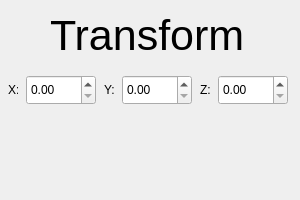
Old version of the form transformwidget.ui in the repository NotBjoggisAtAll/Tomato-Engine.
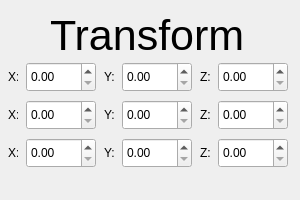
New version of the form.

Commit message: Added rotation and scale to widget

```diff
--- a/transformwidget.ui
+++ b/transformwidget.ui
@@ -13,150 +13,6 @@
   <property name="windowTitle">
    <string>Form</string>
   </property>
-  <widget class="QWidget" name="horizontalLayoutWidget">
-   <property name="geometry">
-    <rect>
-     <x>0</x>
-     <y>50</y>
-     <width>301</width>
-     <height>80</height>
-    </rect>
-   </property>
-   <layout class="QHBoxLayout" name="horizontalLayout">
-    <property name="spacing">
-     <number>0</number>
-    </property>
-    <property name="sizeConstraint">
-     <enum>QLayout::SetDefaultConstraint</enum>
-    </property>
-    <item>
-     <widget class="QLabel" name="xLabel">
-      <property name="sizePolicy">
-       <sizepolicy hsizetype="Minimum" vsizetype="Minimum">
-        <horstretch>0</horstretch>
-        <verstretch>0</verstretch>
-       </sizepolicy>
-      </property>
-      <property name="minimumSize">
-       <size>
-        <width>10</width>
-        <height>30</height>
-       </size>
-      </property>
-      <property name="maximumSize">
-       <size>
-        <width>10</width>
-        <height>30</height>
-       </size>
-      </property>
-      <property name="text">
-       <string>X:</string>
-      </property>
-     </widget>
-    </item>
-    <item>
-     <widget class="QDoubleSpinBox" name="xDoubleSpinBox">
-      <property name="maximumSize">
-       <size>
-        <width>70</width>
-        <height>30</height>
-       </size>
-      </property>
-      <property name="mouseTracking">
-       <bool>false</bool>
-      </property>
-      <property name="acceptDrops">
-       <bool>false</bool>
-      </property>
-      <property name="layoutDirection">
-       <enum>Qt::LeftToRight</enum>
-      </property>
-      <property name="autoFillBackground">
-       <bool>false</bool>
-      </property>
-      <property name="alignment">
-       <set>Qt::AlignLeading|Qt::AlignLeft|Qt::AlignVCenter</set>
-      </property>
-      <property name="buttonSymbols">
-       <enum>QAbstractSpinBox::UpDownArrows</enum>
-      </property>
-      <property name="accelerated">
-       <bool>false</bool>
-      </property>
-     </widget>
-    </item>
-    <item>
-     <widget class="QLabel" name="yLabel">
-      <property name="sizePolicy">
-       <sizepolicy hsizetype="Minimum" vsizetype="Minimum">
-        <horstretch>0</horstretch>
-        <verstretch>0</verstretch>
-       </sizepolicy>
-      </property>
-      <property name="minimumSize">
-       <size>
-        <width>4</width>
-        <height>10</height>
-       </size>
-      </property>
-      <property name="maximumSize">
-       <size>
-        <width>10</width>
-        <height>30</height>
-       </size>
-      </property>
-      <property name="text">
-       <string>Y:</string>
-      </property>
-     </widget>
-    </item>
-    <item>
-     <widget class="QDoubleSpinBox" name="yDoubleSpinBox">
-      <property name="maximumSize">
-       <size>
-        <width>70</width>
-        <height>30</height>
-       </size>
-      </property>
-     </widget>
-    </item>
-    <item>
-     <widget class="QLabel" name="zLabel">
-      <property name="sizePolicy">
-       <sizepolicy hsizetype="Minimum" vsizetype="Minimum">
-        <horstretch>0</horstretch>
-        <verstretch>0</verstretch>
-       </sizepolicy>
-      </property>
-      <property name="minimumSize">
-       <size>
-        <width>4</width>
-        <height>10</height>
-       </size>
-      </property>
-      <property name="maximumSize">
-       <size>
-        <width>10</width>
-        <height>30</height>
-       </size>
-      </property>
-      <property name="text">
-       <string>Z:</string>
-      </property>
-     </widget>
-    </item>
-    <item>
-     <widget class="QDoubleSpinBox" name="zDoubleSpinBox">
-      <property name="maximumSize">
-       <size>
-        <width>70</width>
-        <height>30</height>
-       </size>
-      </property>
-     </widget>
-    </item>
-   </layout>
-  </widget>
   <widget class="QLabel" name="label">
    <property name="geometry">
     <rect>
@@ -181,6 +37,426 @@
     <string>Transform</string>
    </property>
   </widget>
+  <widget class="QWidget" name="verticalLayoutWidget">
+   <property name="geometry">
+    <rect>
+     <x>0</x>
+     <y>60</y>
+     <width>301</width>
+     <height>110</height>
+    </rect>
+   </property>
+   <layout class="QVBoxLayout" name="verticalLayout">
+    <item>
+     <layout class="QHBoxLayout" name="PositionLayout">
+      <property name="spacing">
+       <number>0</number>
+      </property>
+      <property name="sizeConstraint">
+       <enum>QLayout::SetDefaultConstraint</enum>
+      </property>
+      <item>
+       <widget class="QLabel" name="xPosLabel">
+        <property name="sizePolicy">
+         <sizepolicy hsizetype="Minimum" vsizetype="Minimum">
+          <horstretch>0</horstretch>
+          <verstretch>0</verstretch>
+         </sizepolicy>
+        </property>
+        <property name="minimumSize">
+         <size>
+          <width>10</width>
+          <height>30</height>
+         </size>
+        </property>
+        <property name="maximumSize">
+         <size>
+          <width>10</width>
+          <height>30</height>
+         </size>
+        </property>
+        <property name="text">
+         <string>X:</string>
+        </property>
+       </widget>
+      </item>
+      <item>
+       <widget class="QDoubleSpinBox" name="xPosition">
+        <property name="maximumSize">
+         <size>
+          <width>70</width>
+          <height>30</height>
+         </size>
+        </property>
+        <property name="mouseTracking">
+         <bool>false</bool>
+        </property>
+        <property name="acceptDrops">
+         <bool>false</bool>
+        </property>
+        <property name="layoutDirection">
+         <enum>Qt::LeftToRight</enum>
+        </property>
+        <property name="autoFillBackground">
+         <bool>false</bool>
+        </property>
+        <property name="alignment">
+         <set>Qt::AlignLeading|Qt::AlignLeft|Qt::AlignVCenter</set>
+        </property>
+        <property name="buttonSymbols">
+         <enum>QAbstractSpinBox::UpDownArrows</enum>
+        </property>
+        <property name="accelerated">
+         <bool>false</bool>
+        </property>
+       </widget>
+      </item>
+      <item>
+       <widget class="QLabel" name="yPosLabel">
+        <property name="sizePolicy">
+         <sizepolicy hsizetype="Minimum" vsizetype="Minimum">
+          <horstretch>0</horstretch>
+          <verstretch>0</verstretch>
+         </sizepolicy>
+        </property>
+        <property name="minimumSize">
+         <size>
+          <width>4</width>
+          <height>10</height>
+         </size>
+        </property>
+        <property name="maximumSize">
+         <size>
+          <width>10</width>
+          <height>30</height>
+         </size>
+        </property>
+        <property name="text">
+         <string>Y:</string>
+        </property>
+       </widget>
+      </item>
+      <item>
+       <widget class="QDoubleSpinBox" name="yPosition">
+        <property name="maximumSize">
+         <size>
+          <width>70</width>
+          <height>30</height>
+         </size>
+        </property>
+       </widget>
+      </item>
+      <item>
+       <widget class="QLabel" name="zPosLabel">
+        <property name="sizePolicy">
+         <sizepolicy hsizetype="Minimum" vsizetype="Minimum">
+          <horstretch>0</horstretch>
+          <verstretch>0</verstretch>
+         </sizepolicy>
+        </property>
+        <property name="minimumSize">
+         <size>
+          <width>4</width>
+          <height>10</height>
+         </size>
+        </property>
+        <property name="maximumSize">
+         <size>
+          <width>10</width>
+          <height>30</height>
+         </size>
+        </property>
+        <property name="text">
+         <string>Z:</string>
+        </property>
+       </widget>
+      </item>
+      <item>
+       <widget class="QDoubleSpinBox" name="zPosition">
+        <property name="maximumSize">
+         <size>
+          <width>70</width>
+          <height>30</height>
+         </size>
+        </property>
+       </widget>
+      </item>
+     </layout>
+    </item>
+    <item>
+     <layout class="QHBoxLayout" name="RotationLayout">
+      <property name="spacing">
+       <number>0</number>
+      </property>
+      <property name="sizeConstraint">
+       <enum>QLayout::SetDefaultConstraint</enum>
+      </property>
+      <item>
+       <widget class="QLabel" name="xLabel">
+        <property name="sizePolicy">
+         <sizepolicy hsizetype="Minimum" vsizetype="Minimum">
+          <horstretch>0</horstretch>
+          <verstretch>0</verstretch>
+         </sizepolicy>
+        </property>
+        <property name="minimumSize">
+         <size>
+          <width>10</width>
+          <height>30</height>
+         </size>
+        </property>
+        <property name="maximumSize">
+         <size>
+          <width>10</width>
+          <height>30</height>
+         </size>
+        </property>
+        <property name="text">
+         <string>X:</string>
+        </property>
+       </widget>
+      </item>
+      <item>
+       <widget class="QDoubleSpinBox" name="xDoubleSpinBox">
+        <property name="maximumSize">
+         <size>
+          <width>70</width>
+          <height>30</height>
+         </size>
+        </property>
+        <property name="mouseTracking">
+         <bool>false</bool>
+        </property>
+        <property name="acceptDrops">
+         <bool>false</bool>
+        </property>
+        <property name="layoutDirection">
+         <enum>Qt::LeftToRight</enum>
+        </property>
+        <property name="autoFillBackground">
+         <bool>false</bool>
+        </property>
+        <property name="alignment">
+         <set>Qt::AlignLeading|Qt::AlignLeft|Qt::AlignVCenter</set>
+        </property>
+        <property name="buttonSymbols">
+         <enum>QAbstractSpinBox::UpDownArrows</enum>
+        </property>
+        <property name="accelerated">
+         <bool>false</bool>
+        </property>
+       </widget>
+      </item>
+      <item>
+       <widget class="QLabel" name="yLabel">
+        <property name="sizePolicy">
+         <sizepolicy hsizetype="Minimum" vsizetype="Minimum">
+          <horstretch>0</horstretch>
+          <verstretch>0</verstretch>
+         </sizepolicy>
+        </property>
+        <property name="minimumSize">
+         <size>
+          <width>4</width>
+          <height>10</height>
+         </size>
+        </property>
+        <property name="maximumSize">
+         <size>
+          <width>10</width>
+          <height>30</height>
+         </size>
+        </property>
+        <property name="text">
+         <string>Y:</string>
+        </property>
+       </widget>
+      </item>
+      <item>
+       <widget class="QDoubleSpinBox" name="yDoubleSpinBox">
+        <property name="maximumSize">
+         <size>
+          <width>70</width>
+          <height>30</height>
+         </size>
+        </property>
+       </widget>
+      </item>
+      <item>
+       <widget class="QLabel" name="zLabel">
+        <property name="sizePolicy">
+         <sizepolicy hsizetype="Minimum" vsizetype="Minimum">
+          <horstretch>0</horstretch>
+          <verstretch>0</verstretch>
+         </sizepolicy>
+        </property>
+        <property name="minimumSize">
+         <size>
+          <width>4</width>
+          <height>10</height>
+         </size>
+        </property>
+        <property name="maximumSize">
+         <size>
+          <width>10</width>
+          <height>30</height>
+         </size>
+        </property>
+        <property name="text">
+         <string>Z:</string>
+        </property>
+       </widget>
+      </item>
+      <item>
+       <widget class="QDoubleSpinBox" name="zDoubleSpinBox">
+        <property name="maximumSize">
+         <size>
+          <width>70</width>
+          <height>30</height>
+         </size>
+        </property>
+       </widget>
+      </item>
+     </layout>
+    </item>
+    <item>
+     <layout class="QHBoxLayout" name="ScaleLayout">
+      <property name="spacing">
+       <number>0</number>
+      </property>
+      <property name="sizeConstraint">
+       <enum>QLayout::SetDefaultConstraint</enum>
+      </property>
+      <item>
+       <widget class="QLabel" name="xLabel_4">
+        <property name="sizePolicy">
+         <sizepolicy hsizetype="Minimum" vsizetype="Minimum">
+          <horstretch>0</horstretch>
+          <verstretch>0</verstretch>
+         </sizepolicy>
+        </property>
+        <property name="minimumSize">
+         <size>
+          <width>10</width>
+          <height>30</height>
+         </size>
+        </property>
+        <property name="maximumSize">
+         <size>
+          <width>10</width>
+          <height>30</height>
+         </size>
+        </property>
+        <property name="text">
+         <string>X:</string>
+        </property>
+       </widget>
+      </item>
+      <item>
+       <widget class="QDoubleSpinBox" name="xDoubleSpinBox_4">
+        <property name="maximumSize">
+         <size>
+          <width>70</width>
+          <height>30</height>
+         </size>
+        </property>
+        <property name="mouseTracking">
+         <bool>false</bool>
+        </property>
+        <property name="acceptDrops">
+         <bool>false</bool>
+        </property>
+        <property name="layoutDirection">
+         <enum>Qt::LeftToRight</enum>
+        </property>
+        <property name="autoFillBackground">
+         <bool>false</bool>
+        </property>
+        <property name="alignment">
+         <set>Qt::AlignLeading|Qt::AlignLeft|Qt::AlignVCenter</set>
+        </property>
+        <property name="buttonSymbols">
+         <enum>QAbstractSpinBox::UpDownArrows</enum>
+        </property>
+        <property name="accelerated">
+         <bool>false</bool>
+        </property>
+       </widget>
+      </item>
+      <item>
+       <widget class="QLabel" name="yLabel_4">
+        <property name="sizePolicy">
+         <sizepolicy hsizetype="Minimum" vsizetype="Minimum">
+          <horstretch>0</horstretch>
+          <verstretch>0</verstretch>
+         </sizepolicy>
+        </property>
+        <property name="minimumSize">
+         <size>
+          <width>4</width>
+          <height>10</height>
+         </size>
+        </property>
+        <property name="maximumSize">
+         <size>
+          <width>10</width>
+          <height>30</height>
+         </size>
+        </property>
+        <property name="text">
+         <string>Y:</string>
+        </property>
+       </widget>
+      </item>
+      <item>
+       <widget class="QDoubleSpinBox" name="yDoubleSpinBox_4">
+        <property name="maximumSize">
+         <size>
+          <width>70</width>
+          <height>30</height>
+         </size>
+        </property>
+       </widget>
+      </item>
+      <item>
+       <widget class="QLabel" name="zLabel_4">
+        <property name="sizePolicy">
+         <sizepolicy hsizetype="Minimum" vsizetype="Minimum">
+          <horstretch>0</horstretch>
+          <verstretch>0</verstretch>
+         </sizepolicy>
+        </property>
+        <property name="minimumSize">
+         <size>
+          <width>4</width>
+          <height>10</height>
+         </size>
+        </property>
+        <property name="maximumSize">
+         <size>
+          <width>10</width>
+          <height>30</height>
+         </size>
+        </property>
+        <property name="text">
+         <string>Z:</string>
+        </property>
+       </widget>
+      </item>
+      <item>
+       <widget class="QDoubleSpinBox" name="zDoubleSpinBox_4">
+        <property name="maximumSize">
+         <size>
+          <width>70</width>
+          <height>30</height>
+         </size>
+        </property>
+       </widget>
+      </item>
+     </layout>
+    </item>
+   </layout>
+  </widget>
  </widget>
  <resources/>
  <connections/>
```
The commit also changes 3 other files.
